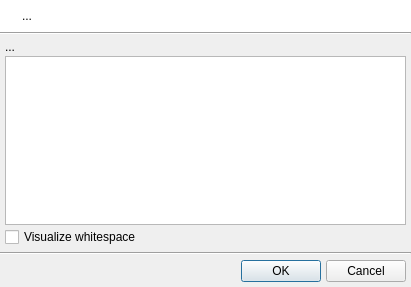
The window that uman/src/lyricseditor/QULyricsEditorDialog.ui (UltraStar-Deluxe/UltraStar-Manager) describes before a commit, drawn with Qt 5.
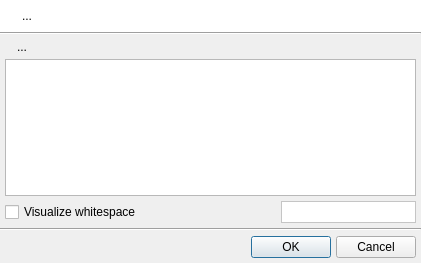
The same window after the commit. Icons and pictures are not drawn. Custom widgets are drawn as their Qt base class.

Commit message: - highlight song lines while editing the lyrics (-> search function)

Diff of the .ui file:
```diff
--- a/uman/src/lyricseditor/QULyricsEditorDialog.ui
+++ b/uman/src/lyricseditor/QULyricsEditorDialog.ui
@@ -6,8 +6,8 @@
    <rect>
     <x>0</x>
     <y>0</y>
-    <width>411</width>
-    <height>287</height>
+    <width>421</width>
+    <height>263</height>
    </rect>
   </property>
   <property name="windowTitle">
@@ -142,27 +142,128 @@
    <item>
     <layout class="QVBoxLayout" name="verticalLayout">
      <property name="spacing">
-      <number>2</number>
+      <number>5</number>
      </property>
      <property name="margin">
       <number>5</number>
      </property>
      <item>
-      <widget class="QLabel" name="songLbl">
-       <property name="text">
-        <string>...</string>
+      <layout class="QHBoxLayout" name="horizontalLayout_2">
+       <property name="spacing">
+        <number>5</number>
        </property>
-      </widget>
+       <item>
+        <widget class="QLabel" name="label">
+         <property name="text">
+          <string/>
+         </property>
+         <property name="pixmap">
+          <pixmap resource="../resources/uman.qrc">:/types/text.png</pixmap>
+         </property>
+        </widget>
+       </item>
+       <item>
+        <widget class="QLabel" name="songLbl">
+         <property name="sizePolicy">
+          <sizepolicy hsizetype="Expanding" vsizetype="Fixed">
+           <horstretch>0</horstretch>
+           <verstretch>0</verstretch>
+          </sizepolicy>
+         </property>
+         <property name="text">
+          <string>...</string>
+         </property>
+        </widget>
+       </item>
+      </layout>
      </item>
      <item>
       <widget class="QULyricsEdit" name="lyrics"/>
      </item>
      <item>
-      <widget class="QCheckBox" name="whitespaceChk">
-       <property name="text">
-        <string>Visualize whitespace</string>
-       </property>
-      </widget>
+      <layout class="QHBoxLayout" name="horizontalLayout_3">
+       <item>
+        <widget class="QCheckBox" name="whitespaceChk">
+         <property name="sizePolicy">
+          <sizepolicy hsizetype="Expanding" vsizetype="Fixed">
+           <horstretch>0</horstretch>
+           <verstretch>0</verstretch>
+          </sizepolicy>
+         </property>
+         <property name="text">
+          <string>Visualize whitespace</string>
+         </property>
+        </widget>
+       </item>
+       <item>
+        <widget class="QFrame" name="frame_2">
+         <property name="sizePolicy">
+          <sizepolicy hsizetype="Preferred" vsizetype="Preferred">
+           <horstretch>0</horstretch>
+           <verstretch>0</verstretch>
+          </sizepolicy>
+         </property>
+         <property name="styleSheet">
+          <string>background-color: rgb(255, 255, 255);</string>
+         </property>
+         <property name="frameShape">
+          <enum>QFrame::StyledPanel</enum>
+         </property>
+         <property name="frameShadow">
+          <enum>QFrame::Sunken</enum>
+         </property>
+         <layout class="QHBoxLayout" name="horizontalLayout">
+          <property name="spacing">
+           <number>2</number>
+          </property>
+          <property name="margin">
+           <number>2</number>
+          </property>
+          <item>
+           <widget class="QLabel" name="label_2">
+            <property name="sizePolicy">
+             <sizepolicy hsizetype="Fixed" vsizetype="Preferred">
+              <horstretch>0</horstretch>
+              <verstretch>0</verstretch>
+             </sizepolicy>
+            </property>
+            <property name="toolTip">
+             <string>Search</string>
+            </property>
+            <property name="text">
+             <string/>
+            </property>
+            <property name="pixmap">
+             <pixmap resource="../resources/uman.qrc">:/control/magnifier.png</pixmap>
+            </property>
+           </widget>
+          </item>
+          <item>
+           <widget class="QLineEdit" name="searchEdit">
+            <property name="sizePolicy">
+             <sizepolicy hsizetype="Preferred" vsizetype="Fixed">
+              <horstretch>0</horstretch>
+              <verstretch>0</verstretch>
+             </sizepolicy>
+            </property>
+            <property name="minimumSize">
+             <size>
+              <width>120</width>
+              <height>0</height>
+             </size>
+            </property>
+            <property name="toolTip">
+             <string>Type a regular expression to highlight song lines.</string>
+            </property>
+            <property name="frame">
+             <bool>false</bool>
+            </property>
+           </widget>
+          </item>
+         </layout>
+        </widget>
+       </item>
+      </layout>
      </item>
     </layout>
    </item>
```
The commit also changes 6 other files.
